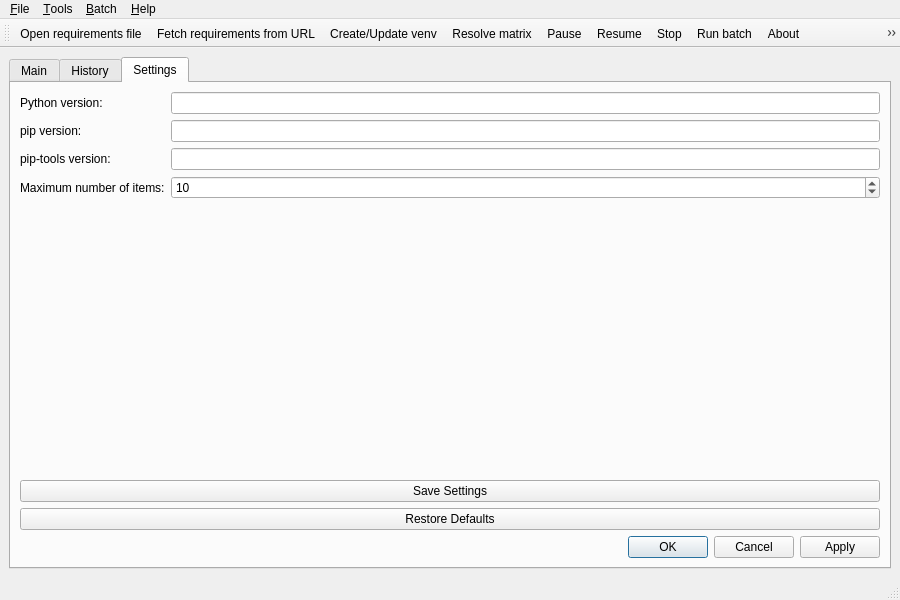
Qt form src/MainWindow.ui (AM-Tower/Pip-Matrix-Resolver) before a commit.
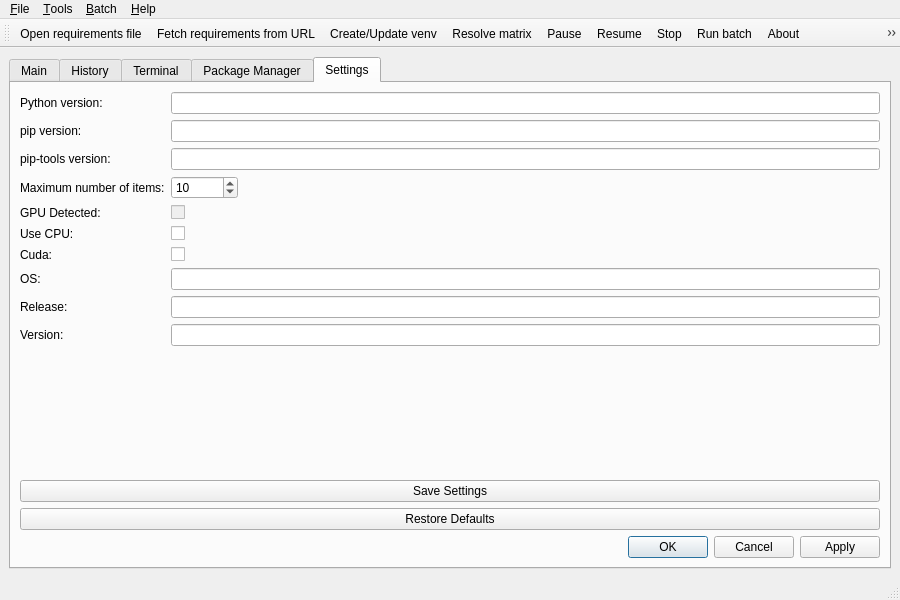
The same form after that commit. The open tabs and pages were chosen to show the change. Icons and pictures are not drawn.

Commit message: Added Python terminal and package manager.

The edit to the form file:
```diff
--- a/src/MainWindow.ui
+++ b/src/MainWindow.ui
@@ -80,6 +80,78 @@
         </item>
        </layout>
       </widget>
+      <widget class="QWidget" name="tabTerminal">
+       <attribute name="title">
+        <string>Terminal</string>
+       </attribute>
+       <layout class="QVBoxLayout" name="verticalLayout_terminal">
+        <item>
+         <widget class="QPlainTextEdit" name="terminalOutput"/>
+        </item>
+        <item>
+         <layout class="QHBoxLayout" name="horizontalLayout_terminal">
+          <item>
+           <widget class="QLineEdit" name="commandInput"/>
+          </item>
+          <item>
+           <widget class="QPushButton" name="runCommandBtn">
+            <property name="text">
+             <string>Run Command</string>
+            </property>
+           </widget>
+          </item>
+          <item>
+           <widget class="QPushButton" name="clearTerminalBtn">
+            <property name="text">
+             <string>Clear</string>
+            </property>
+           </widget>
+          </item>
+         </layout>
+        </item>
+       </layout>
+      </widget>
+      <widget class="QWidget" name="tabPackageManager">
+       <attribute name="title">
+        <string>Package Manager</string>
+       </attribute>
+       <layout class="QVBoxLayout" name="verticalLayout_packageManager">
+        <item>
+         <layout class="QHBoxLayout" name="horizontalLayout_packageManager">
+          <item>
+           <widget class="QLineEdit" name="packageNameInput"/>
+          </item>
+          <item>
+           <widget class="QPushButton" name="searchPackageBtn">
+            <property name="text">
+             <string>Search</string>
+            </property>
+           </widget>
+          </item>
+          <item>
+           <widget class="QPushButton" name="installPackageBtn">
+            <property name="text">
+             <string>Install</string>
+            </property>
+           </widget>
+          </item>
+          <item>
+           <widget class="QPushButton" name="uninstallPackageBtn">
+            <property name="text">
+             <string>Uninstall</string>
+            </property>
+           </widget>
+          </item>
+         </layout>
+        </item>
+        <item>
+         <widget class="QListWidget" name="installedPackagesList"/>
+        </item>
+        <item>
+         <widget class="QPlainTextEdit" name="packageOutput"/>
+        </item>
+       </layout>
+      </widget>
       <widget class="QWidget" name="tabSettings">
        <attribute name="title">
         <string>Settings</string>
@@ -125,18 +197,114 @@
            </widget>
           </item>
           <item row="3" column="1">
-           <widget class="QSpinBox" name="spinMaxItems">
-            <property name="toolTip">
-             <string>-1 = unlimited, 0 not allowed, ≥1 valid</string>
+           <layout class="QHBoxLayout" name="spinMaxItemsLayout">
+            <item>
+             <widget class="QSpinBox" name="spinMaxItems">
+              <property name="toolTip">
+               <string>-1 = unlimited, 0 not allowed, ≥1 valid</string>
+              </property>
+              <property name="minimum">
+               <number>-1</number>
+              </property>
+              <property name="maximum">
+               <number>2147483647</number>
+              </property>
+              <property name="value">
+               <number>10</number>
+              </property>
+             </widget>
+            </item>
+            <item>
+             <spacer name="spinMaxItemsSpacer">
+              <property name="orientation">
+               <enum>Qt::Orientation::Horizontal</enum>
+              </property>
+              <property name="sizeType">
+               <enum>QSizePolicy::Policy::Expanding</enum>
+              </property>
+              <property name="sizeHint" stdset="0">
+               <size>
+                <width>0</width>
+                <height>0</height>
+               </size>
+              </property>
+             </spacer>
+            </item>
+           </layout>
+          </item>
+          <item row="4" column="0">
+           <widget class="QLabel" name="labelGpuDetected">
+            <property name="text">
+             <string>GPU Detected:</string>
             </property>
-            <property name="minimum">
-             <number>-1</number>
+           </widget>
+          </item>
+          <item row="4" column="1">
+           <widget class="QCheckBox" name="gpuDetectedCheckBox">
+            <property name="enabled">
+             <bool>false</bool>
             </property>
-            <property name="maximum">
-             <number>2147483647</number>
+           </widget>
+          </item>
+          <item row="5" column="0">
+           <widget class="QLabel" name="labelUseCpu">
+            <property name="text">
+             <string>Use CPU:</string>
             </property>
-            <property name="value">
-             <number>10</number>
+           </widget>
+          </item>
+          <item row="5" column="1">
+           <widget class="QCheckBox" name="useCpuCheckBox"/>
+          </item>
+          <item row="6" column="0">
+           <widget class="QLabel" name="labelCuda">
+            <property name="text">
+             <string>Cuda:</string>
+            </property>
+           </widget>
+          </item>
+          <item row="6" column="1">
+           <widget class="QCheckBox" name="cudaCheckBox"/>
+          </item>
+          <item row="7" column="0">
+           <widget class="QLabel" name="labelOs">
+            <property name="text">
+             <string>OS:</string>
+            </property>
+           </widget>
+          </item>
+          <item row="7" column="1">
+           <widget class="QLineEdit" name="osEdit">
+            <property name="readOnly">
+             <bool>true</bool>
+            </property>
+           </widget>
+          </item>
+          <item row="8" column="0">
+           <widget class="QLabel" name="labelOsRelease">
+            <property name="text">
+             <string>Release:</string>
+            </property>
+           </widget>
+          </item>
+          <item row="8" column="1">
+           <widget class="QLineEdit" name="osReleaseEdit">
+            <property name="readOnly">
+             <bool>true</bool>
+            </property>
+           </widget>
+          </item>
+          <item row="9" column="0">
+           <widget class="QLabel" name="labelOsVersion">
+            <property name="text">
+             <string>Version:</string>
+            </property>
+           </widget>
+          </item>
+          <item row="9" column="1">
+           <widget class="QLineEdit" name="osVersionEdit">
+            <property name="readOnly">
+             <bool>true</bool>
             </property>
            </widget>
           </item>
```
Left out of the diff: 82 changed lines with no effect on the pictures. The commit also changes 6 other files.
